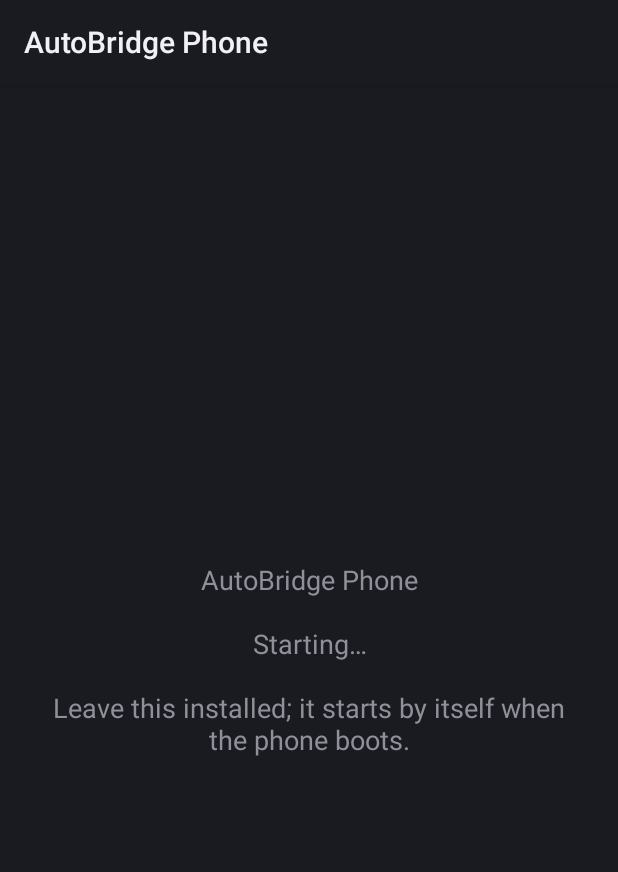
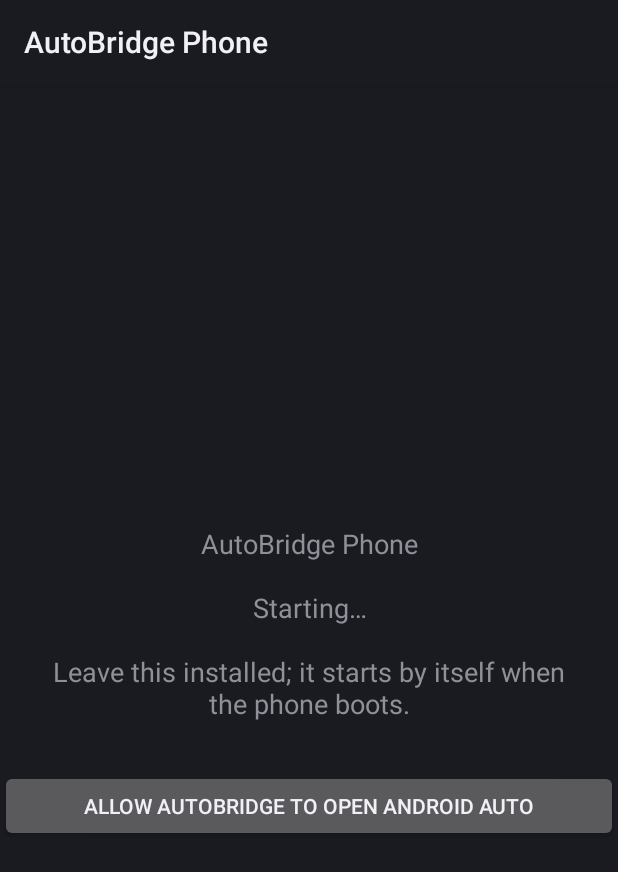
Before and after one commit to vlad8110/AutoBridge, an Android app: the screen it shows after launch (MainActivity), on a phone screen of 412 x 824 dp. Shown: the top 872 px of the screen. Run offline under Robolectric (Android 15) with nearby library versions, the phone set to English and light mode, and no system bars.

Commit message:
fix(phone): name clash with View.overlay broke the 0.1.2 build

```diff
--- a/phone/src/main/java/dev/autobridge/phone/MainActivity.kt
+++ b/phone/src/main/java/dev/autobridge/phone/MainActivity.kt
@@ -15,12 +15,12 @@ import android.widget.TextView
 /** Just starts the relay and shows what it's doing. */
 class MainActivity : Activity() {
     private lateinit var text: TextView
-    private lateinit var overlay: Button
+    private lateinit var allowButton: Button
 
     override fun onCreate(savedInstanceState: Bundle?) {
         super.onCreate(savedInstanceState)
         text = TextView(this).apply { textSize = 18f; gravity = Gravity.CENTER; setPadding(48, 48, 48, 48) }
-        overlay = Button(this).apply {
+        allowButton = Button(this).apply {
             text = "Allow AutoBridge to open Android Auto"
             setOnClickListener {
                 startActivity(Intent(Settings.ACTION_MANAGE_OVERLAY_PERMISSION, Uri.parse("package:$packageName")))
@@ -30,7 +30,7 @@ class MainActivity : Activity() {
             orientation = LinearLayout.VERTICAL
             gravity = Gravity.CENTER
             addView(text)
-            addView(overlay)
+            addView(allowButton)
         })
         if (Build.VERSION.SDK_INT >= 33) requestPermissions(arrayOf(Manifest.permission.POST_NOTIFICATIONS), 1)
         RelayService.start(this)
@@ -39,7 +39,7 @@ class MainActivity : Activity() {
     override fun onResume() {
         super.onResume()
         // "Appear on top" is what lets the relay open Android Auto while the phone is in a pocket.
-        overlay.visibility = if (Settings.canDrawOverlays(this)) android.view.View.GONE else android.view.View.VISIBLE
+        allowButton.visibility = if (Settings.canDrawOverlays(this)) android.view.View.GONE else android.view.View.VISIBLE
         RelayService.onStatus = { s -> runOnUiThread { show(s) } }
         show(RelayService.status)
     }
```
